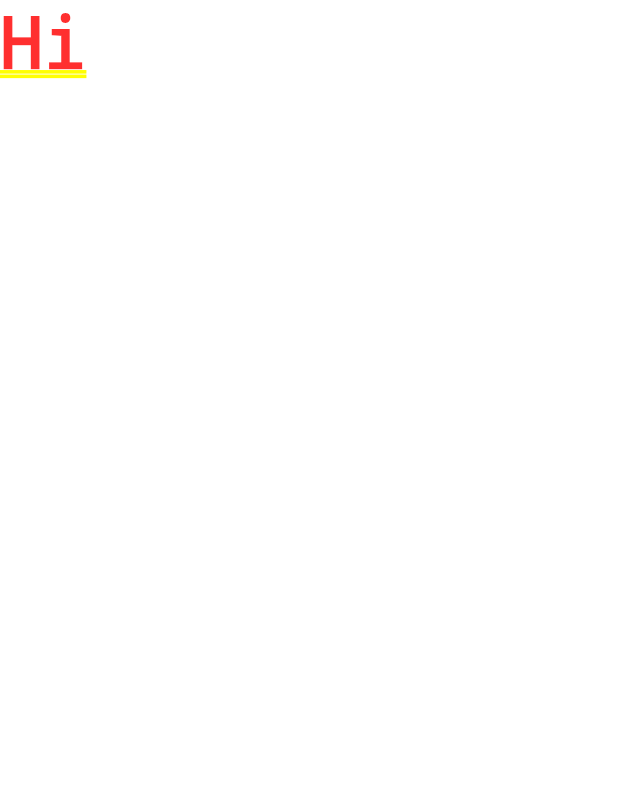
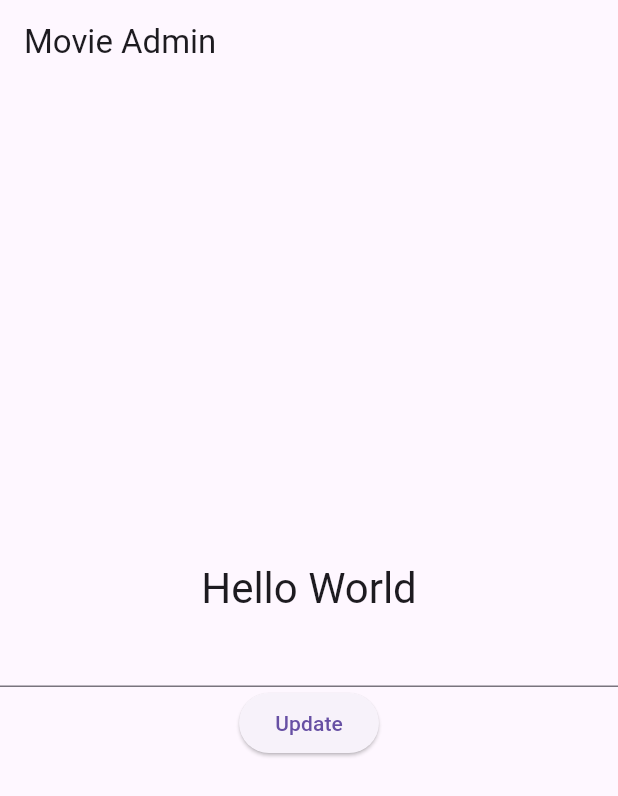
Before and after one commit to NicolasSebastianEstigarribia/Docker-FlutterV3.7.12, a Flutter app: the screen it shows after launch, on a phone screen of 412 x 824 dp. Shown: the top 796 px of the screen. Run offline on Flutter 3.47's test engine with Material 2 defaults, Android fonts, the light colour scheme and no system bars.

Commit message:
Create MVVM folders

```diff
--- a/lib/main.dart
+++ b/lib/main.dart
@@ -1,7 +1,17 @@
 import 'package:flutter/material.dart';
+import 'package:movie_admin/view_models/my_home_page_model.dart';
+import 'package:movie_admin/views/my_home_page.dart';
+import 'package:provider/provider.dart';
 
 void main() {
-  runApp(const MyApp());
+  runApp(
+    MultiProvider(
+      providers: [
+        ChangeNotifierProvider(create: (_) => MyViewModel()),
+      ],
+      child: const MyApp(),
+    ),
+  );
 }
 
 class MyApp extends StatelessWidget {
@@ -13,9 +23,10 @@ class MyApp extends StatelessWidget {
     return MaterialApp(
       title: 'Movie Admin',
       theme: ThemeData(
+        useMaterial3: true,
         primarySwatch: Colors.blue,
       ),
-      home: const Text('Hi'),
+      home: MyHomePage(),
     );
   }
 }
--- /dev/null
+++ b/lib/models/my_model.dart
@@ -0,0 +1,9 @@
+class MyModel {
+  String _message = "Hello World";
+
+  String get message => _message;
+
+  void updateMessage(String newMessage) {
+    _message = newMessage;
+  }
+}
--- /dev/null
+++ b/lib/utils/config.dart
@@ -0,0 +1,4 @@
+
+String getApiKey() {
+  return "14fd113c";
+}
--- /dev/null
+++ b/lib/view_models/my_home_page_model.dart
@@ -0,0 +1,15 @@
+import 'package:flutter/foundation.dart';
+import 'package:flutter/material.dart';
+import 'package:movie_admin/models/my_model.dart';
+
+
+class MyViewModel with ChangeNotifier {
+  final MyModel _model = MyModel();
+
+  String get message => _model.message;
+
+  void updateMessage(String newMessage) {
+    _model.updateMessage(newMessage);
+    notifyListeners();
+  }
+}
--- /dev/null
+++ b/lib/views/my_home_page.dart
@@ -0,0 +1,41 @@
+import 'package:flutter/material.dart';
+import 'package:movie_admin/view_models/my_home_page_model.dart';
+
+import 'package:provider/provider.dart';
+
+class MyHomePage extends StatelessWidget {
+  final TextEditingController _textEditingController = TextEditingController();
+
+  MyHomePage({super.key});
+
+  @override
+  Widget build(BuildContext context) {
+    return Scaffold(
+      appBar: AppBar(
+        title: const Text('Movie Admin'),
+      ),
+      body: Center(
+        child: Column(
+          mainAxisAlignment: MainAxisAlignment.center,
+          children: <Widget>[
+            Consumer<MyViewModel>(
+              builder: (context, viewModel, child) => Text(
+                viewModel.message,
+                style: Theme.of(context).textTheme.headlineMedium,
+              ),
+            ),
+            TextField(
+              controller: _textEditingController,
+            ),
+            ElevatedButton(
+              child: const Text('Update'),
+              onPressed: () {
+                Provider.of<MyViewModel>(context, listen: false).updateMessage(_textEditingController.text);
+              },
+            )
+          ],
+        ),
+      ),
+    );
+  }
+}
--- a/pubspec.yaml
+++ b/pubspec.yaml
@@ -35,6 +35,8 @@ dependencies:
   # The following adds the Cupertino Icons font to your application.
   # Use with the CupertinoIcons class for iOS style icons.
   cupertino_icons: ^1.0.2
+  http: ^0.13.6
+  provider: ^6.0.5
 
 dev_dependencies:
   flutter_test:
```
Also changed, not shown: pubspec.lock.
